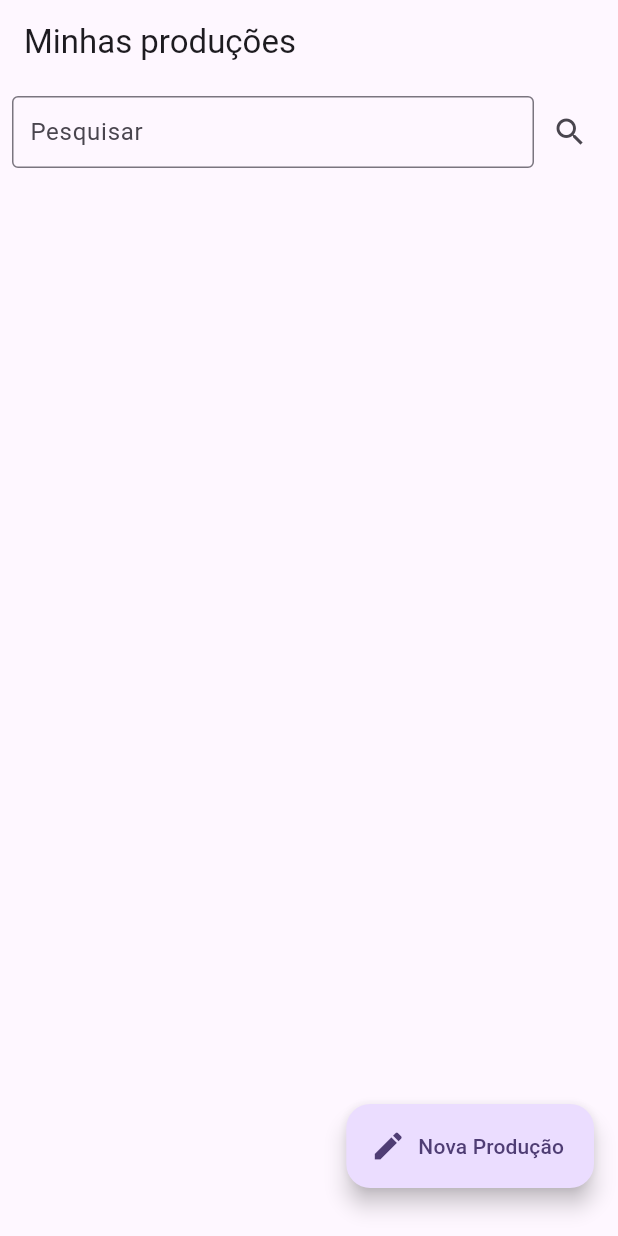
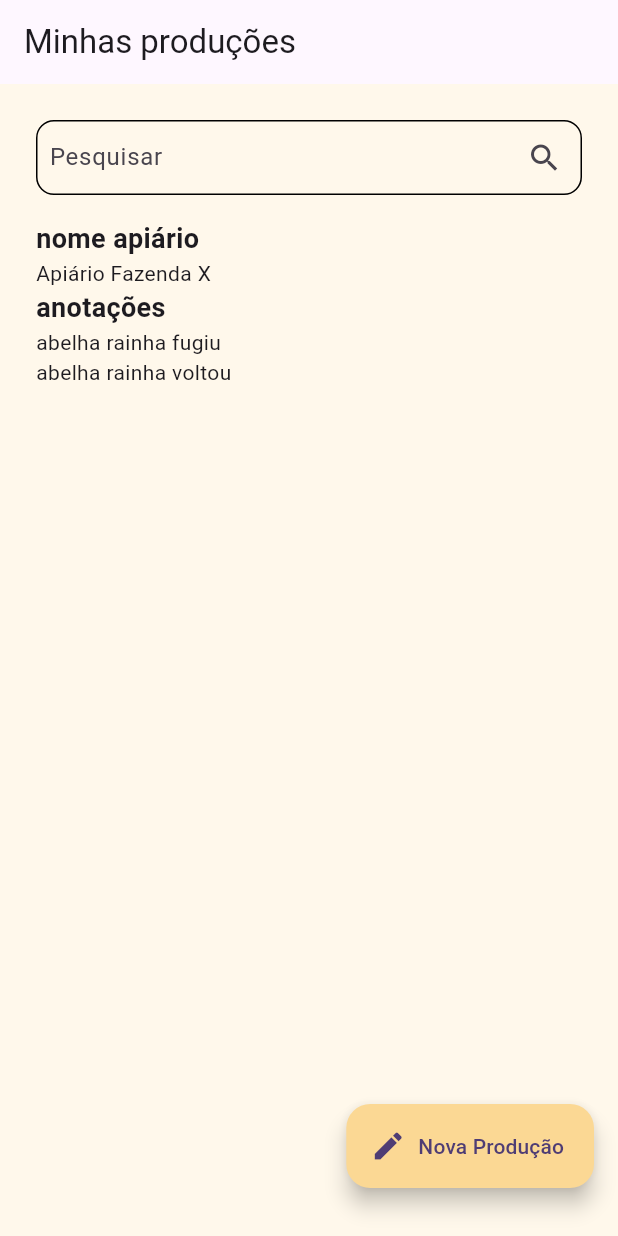
Before and after one commit to Appis-aplicativo/Appis, a Flutter app: the screen it shows after launch, on a phone screen of 412 x 824 dp. Run offline on Flutter 3.47's test engine with Material 3 defaults, Android fonts, the phone set to English and light mode, and no system bars.

Commit message:
fix-tela de visualização

```diff
--- a/appis_app/lib/assets/colors.dart
+++ b/appis_app/lib/assets/colors.dart
@@ -0,0 +1,13 @@
+// ignore_for_file: camel_case_types
+
+import 'dart:ui';
+
+class paletaDeCores {
+  static const preto = Color(0XFF1B2223);
+  static const branco = Color(0XFFF4FEFD);
+  static const amareloEscuro = Color(0xfff9bc46);
+  static const amareloClaro = Color(0xfffbd894);
+  static const greyApp = Color(0xff363535);
+  static const fundoApp = Color(0xffFFF8EB);
+  static const cinza = Color(0xff7A7A7A);
+}
--- /dev/null
+++ b/appis_app/lib/models/anotacoes_modelo.dart
@@ -0,0 +1,21 @@
+class anotacoesModelo {
+  String id;
+  String anotacoes;
+  String data;
+
+  anotacoesModelo(
+      {required this.id, required this.anotacoes, required this.data});
+
+  anotacoesModelo.fromMap(Map<String, dynamic> map)
+      : id = map["id"],
+        anotacoes = map["anotacoes"],
+        data = map["data"];
+
+  Map<String, dynamic> toMap() {
+    return {
+      "id": id,
+      "anotacoes": anotacoes,
+      "data": data,
+    };
+  }
+}
--- a/appis_app/lib/models/cadastroApiarios.dart
+++ b/appis_app/lib/models/cadastroApiarios.dart
@@ -11,7 +11,6 @@ class ApiariosModelo {
   String dateFinish;
   String tipoAbelha;
   String qtdColmeias;
-  String anotacoes;
 
   ApiariosModelo({
     required this.id,
@@ -21,8 +20,7 @@ class ApiariosModelo {
     required this.dateStart,
     required this.dateFinish,
     required this.tipoAbelha,
-    required this.qtdColmeias,
-    required this.anotacoes,
+    required this.qtdColmeias
   });
 
   ApiariosModelo.fromMap(Map<String, dynamic> map)
@@ -33,7 +31,6 @@ class ApiariosModelo {
         dateFinish = map["dateFinish"],
         tipoAbelha = map["tipoAbelha"],
         qtdColmeias = map["qtdColmeias"],
-        anotacoes = map["anotacoes"],
         localizacao = map["localizacao"],
         imagem = map["imagem"];
 
@@ -46,7 +43,6 @@ class ApiariosModelo {
       "dateFinish" : dateFinish,
       "tipoAbelha" : tipoAbelha,
       "qtdColmeias": qtdColmeias,
-      "anotacoes" : anotacoes,
       "localizacao" : localizacao,
       "imagem" : imagem,
     };
--- a/appis_app/lib/telas/Visualizar_Producoes.dart
+++ b/appis_app/lib/telas/Visualizar_Producoes.dart
@@ -1,8 +1,12 @@
+// ignore_for_file: file_names
+
+import 'package:appis_app/assets/colors.dart';
+import 'package:appis_app/models/anotacoes_modelo.dart';
 import 'package:appis_app/models/cadastroApiarios.dart';
 import 'package:flutter/material.dart';
 
 class VisualizarProducoes extends StatelessWidget {
-   VisualizarProducoes({super.key});
+  VisualizarProducoes({super.key});
 
   final ApiariosModelo apiarioModelo = ApiariosModelo(
       id: "AP001",
@@ -12,16 +16,24 @@ class VisualizarProducoes extends StatelessWidget {
       dateStart: "21/03/204",
       dateFinish: "21/03/2025",
       tipoAbelha: "Abelha Europa",
-      qtdColmeias: "5",
-      anotacoes: "Teste ");
+      qtdColmeias: "5");
+
+  final List<anotacoesModelo> listaAnotacoes = [
+    anotacoesModelo(
+        id: "001", anotacoes: "abelha rainha fugiu", data: "09/03/2024"),
+    anotacoesModelo(
+        id: "002", anotacoes: "abelha rainha voltou", data: "09/04/2024")
+  ];
 
   @override
   Widget build(BuildContext context) {
     return Scaffold(
+      backgroundColor: paletaDeCores.fundoApp,
       appBar: AppBar(title: const Text("Minhas produções")),
       floatingActionButton: Padding(
-        padding: const EdgeInsets.only(bottom: 16.0), // Espaçamento opcional
+        padding: const EdgeInsets.only(bottom: 16.0),
         child: FloatingActionButton.extended(
+          backgroundColor: paletaDeCores.amareloClaro,
           onPressed: () {
             print("Foi clicado");
           },
@@ -29,11 +41,19 @@ class VisualizarProducoes extends StatelessWidget {
           icon: const Icon(Icons.edit),
         ),
       ),
-      body: Column(
-        crossAxisAlignment: CrossAxisAlignment.stretch,
+      body: ListView(
+        padding: const EdgeInsets.all(16.0),
         children: [
-          Padding(
-            padding: const EdgeInsets.all(8.0),
+          Container(
+            margin: const EdgeInsets.all(8.0),
+            decoration: BoxDecoration(
+              borderRadius: BorderRadius.circular(12.0),
+              color: paletaDeCores.fundoApp,
+              border: Border.all(
+                color: Colors.black,
+                width: 1.0,
+              ),
+            ),
             child: Row(
               children: [
                 const Expanded(
@@ -41,19 +61,44 @@ class VisualizarProducoes extends StatelessWidget {
                     decoration: InputDecoration(
                       hintText: 'Pesquisar',
                       contentPadding: EdgeInsets.all(8.0),
-                      border: OutlineInputBorder(),
+                      border: InputBorder.none,
                     ),
                   ),
                 ),
                 IconButton(
                   icon: const Icon(Icons.search),
                   onPressed: () {
-                    // lógica da pesquisa
+                    // logica da pesquisaa
                   },
                 ),
               ],
             ),
           ),
+          Container(
+            padding: const EdgeInsets.all(
+                8.0), // Adicionando um espaçamento interno de 8.0
+            child: Column(
+              crossAxisAlignment: CrossAxisAlignment.start,
+              children: [
+                const Text(
+                  "nome apiário",
+                  style: TextStyle(fontWeight: FontWeight.bold, fontSize: 18),
+                ),
+                Text(apiarioModelo.apelido),
+                const Text(
+                  "anotações",
+                  style: TextStyle(fontWeight: FontWeight.bold, fontSize: 18),
+                ),
+                Column(
+                  crossAxisAlignment: CrossAxisAlignment.start,
+                  children: List.generate(listaAnotacoes.length, (index) {
+                    anotacoesModelo anotacoesagora = listaAnotacoes[index];
+                    return Text(anotacoesagora.anotacoes);
+                  }),
+                ),
+              ],
+            ),
+          )
         ],
       ),
     );
```
